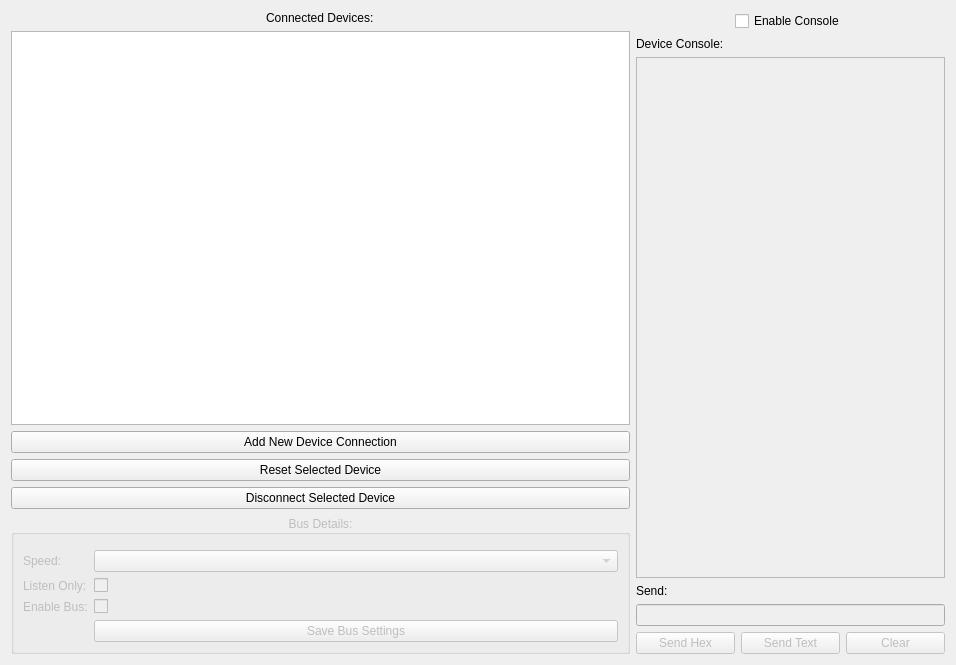
This is ui/connectionwindow.ui in collin80/SavvyCAN as Qt 5 draws it before an edit. The edited form follows.
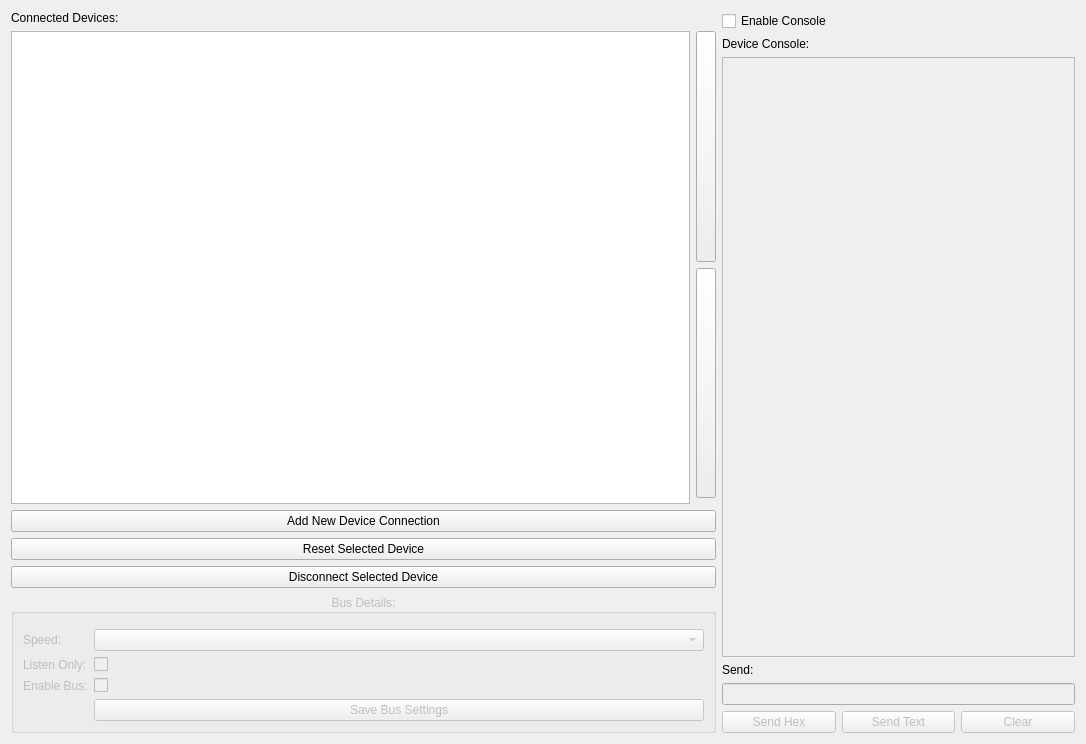
This is the edited form. Icons and pictures are not drawn.

Commit message:
adding connection reordering (move up/down)
replacing connectionwindow.ui with own version

Diff of the .ui file:
```diff
--- a/ui/connectionwindow.ui
+++ b/ui/connectionwindow.ui
@@ -2,28 +2,44 @@
 <ui version="4.0">
  <class>ConnectionWindow</class>
  <widget class="QWidget" name="ConnectionWindow">
+  <property name="enabled">
+   <bool>true</bool>
+  </property>
   <property name="geometry">
    <rect>
     <x>0</x>
     <y>0</y>
-    <width>956</width>
-    <height>665</height>
+    <width>1086</width>
+    <height>744</height>
    </rect>
   </property>
   <property name="windowTitle">
    <string>Connection Settings</string>
   </property>
-  <layout class="QHBoxLayout" name="horizontalLayout" stretch="2,1">
+  <layout class="QHBoxLayout" name="horizontalLayout_2" stretch="2,1">
+   <property name="sizeConstraint">
+    <enum>QLayout::SetDefaultConstraint</enum>
+   </property>
    <item>
-    <layout class="QVBoxLayout" name="verticalLayout">
-     <item alignment="Qt::AlignHCenter">
-      <widget class="QLabel" name="label_4">
+    <layout class="QGridLayout" name="gridLayout" columnstretch="1,0">
+     <property name="sizeConstraint">
+      <enum>QLayout::SetMaximumSize</enum>
+     </property>
+     <item row="6" column="0" colspan="2">
+      <widget class="QPushButton" name="btnDisconnect">
        <property name="text">
-        <string>Connected Devices:</string>
+        <string>Disconnect Selected Device</string>
        </property>
       </widget>
      </item>
-     <item>
+     <item row="5" column="0" colspan="2">
+      <widget class="QPushButton" name="btnResetConn">
+       <property name="text">
+        <string>Reset Selected Device</string>
+       </property>
+      </widget>
+     </item>
+     <item row="1" column="0" rowspan="3">
       <widget class="QTableView" name="tableConnections">
        <property name="alternatingRowColors">
         <bool>true</bool>
@@ -36,28 +52,7 @@
        </property>
       </widget>
      </item>
-     <item>
-      <widget class="QPushButton" name="btnNewConnection">
-       <property name="text">
-        <string>Add New Device Connection</string>
-       </property>
-      </widget>
-     </item>
-     <item>
-      <widget class="QPushButton" name="btnResetConn">
-       <property name="text">
-        <string>Reset Selected Device</string>
-       </property>
-      </widget>
-     </item>
-     <item>
-      <widget class="QPushButton" name="btnDisconnect">
-       <property name="text">
-        <string>Disconnect Selected Device</string>
-       </property>
-      </widget>
-     </item>
-     <item>
+     <item row="7" column="0" colspan="2">
       <widget class="QGroupBox" name="groupBus">
        <property name="enabled">
         <bool>false</bool>
@@ -124,11 +119,86 @@
        </layout>
       </widget>
      </item>
+     <item row="2" column="1">
+      <widget class="QPushButton" name="btnMoveDown">
+       <property name="enabled">
+        <bool>true</bool>
+       </property>
+       <property name="sizePolicy">
+        <sizepolicy hsizetype="Minimum" vsizetype="Expanding">
+         <horstretch>0</horstretch>
+         <verstretch>0</verstretch>
+        </sizepolicy>
+       </property>
+       <property name="maximumSize">
+        <size>
+         <width>20</width>
+         <height>16777215</height>
+        </size>
+       </property>
+       <property name="text">
+        <string/>
+       </property>
+       <property name="icon">
+        <iconset resource="../icons.qrc">
+         <normaloff>:/icons/images/move_down.png</normaloff>:/icons/images/move_down.png</iconset>
+       </property>
+      </widget>
+     </item>
+     <item row="0" column="0">
+      <widget class="QLabel" name="label_4">
+       <property name="text">
+        <string>Connected Devices:</string>
+       </property>
+      </widget>
+     </item>
+     <item row="4" column="0" colspan="2">
+      <widget class="QPushButton" name="btnNewConnection">
+       <property name="text">
+        <string>Add New Device Connection</string>
+       </property>
+      </widget>
+     </item>
+     <item row="1" column="1">
+      <widget class="QPushButton" name="btnMoveUp">
+       <property name="enabled">
+        <bool>true</bool>
+       </property>
+       <property name="sizePolicy">
+        <sizepolicy hsizetype="Minimum" vsizetype="Expanding">
+         <horstretch>0</horstretch>
+         <verstretch>0</verstretch>
+        </sizepolicy>
+       </property>
+       <property name="maximumSize">
+        <size>
+         <width>20</width>
+         <height>16777215</height>
+        </size>
+       </property>
+       <property name="text">
+        <string/>
+       </property>
+       <property name="icon">
+        <iconset resource="../icons.qrc">
+         <normaloff>:/icons/images/move_up.png</normaloff>:/icons/images/move_up.png</iconset>
+       </property>
+       <property name="iconSize">
+        <size>
+         <width>16</width>
+         <height>16</height>
+        </size>
+       </property>
+      </widget>
+     </item>
     </layout>
    </item>
    <item>
-    <layout class="QVBoxLayout" name="verticalLayout_2">
-     <item alignment="Qt::AlignHCenter">
+    <layout class="QVBoxLayout" name="verticalLayout">
+     <property name="sizeConstraint">
+      <enum>QLayout::SetNoConstraint</enum>
+     </property>
+     <item>
       <widget class="QCheckBox" name="ckEnableConsole">
        <property name="text">
         <string>Enable Console</string>
```
Left out of the diff: 4 changed lines with no effect on the pictures. The commit also changes 5 other files.
